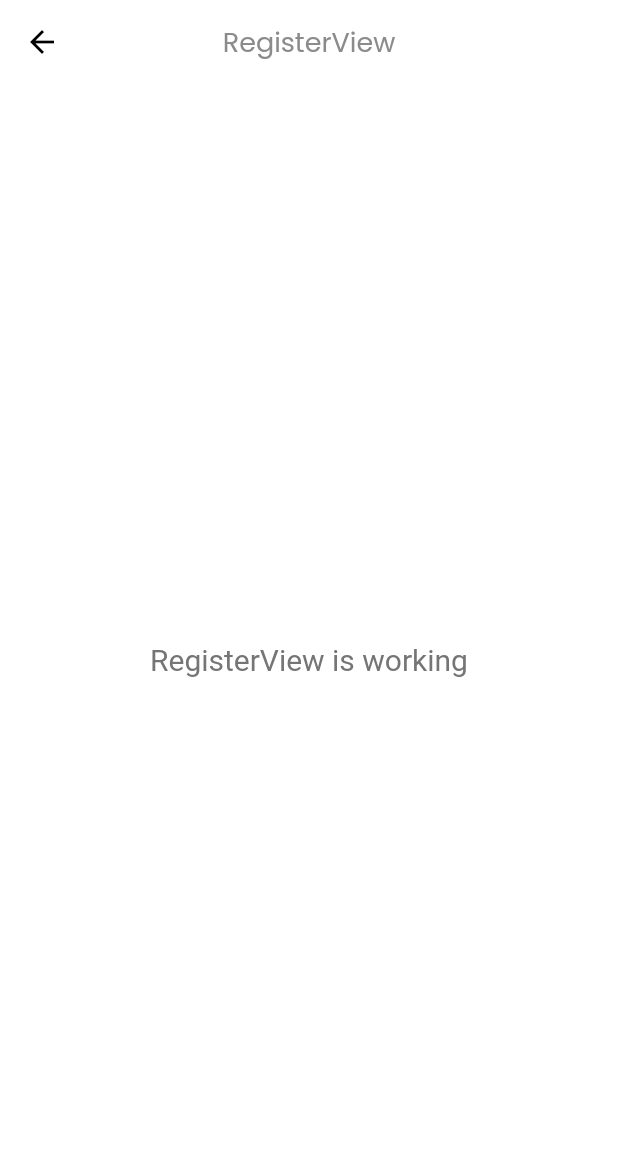
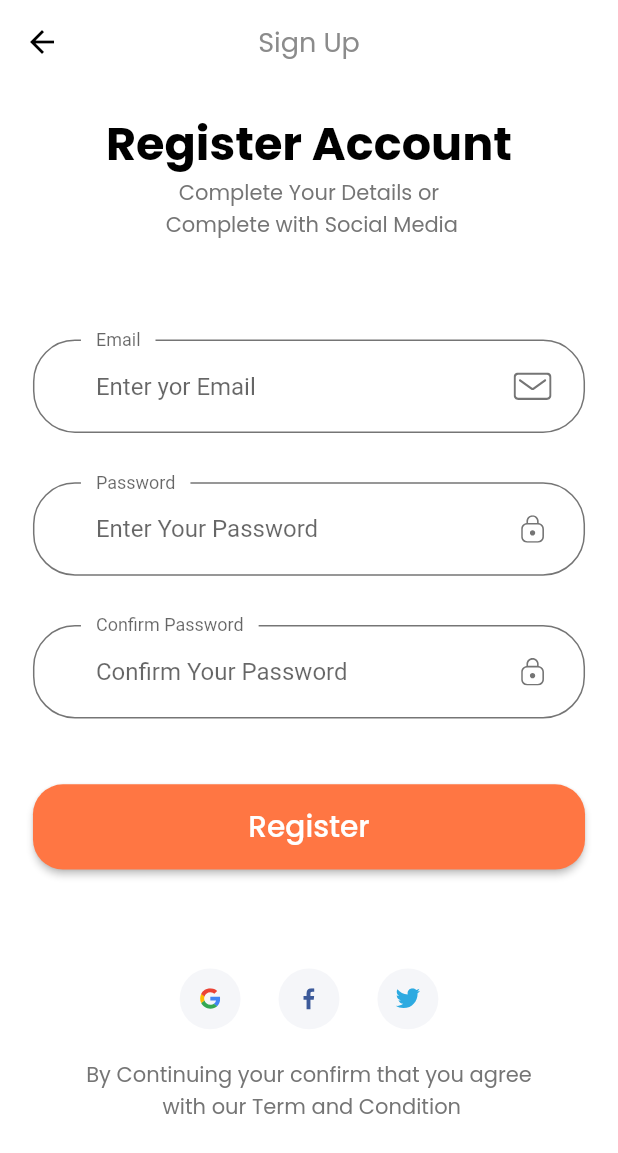
Before and after one commit to perymerdeka/marketplace, a Flutter app: the RegisterView screen opened by its route, on a phone screen of 412 x 824 dp. Shown: the top 1153 px of the screen. Run offline on Flutter 3.47's test engine with Material 2 defaults, Android fonts, the phone set to English and light mode, and no system bars; our stand-ins replace flutter_svg, get, google_fonts.

Commit message:
Done: Complete Register View

```diff
--- a/lib/app/modules/forgot_password/components/forms.dart
+++ b/lib/app/modules/forgot_password/components/forms.dart
@@ -26,6 +26,8 @@ class _ForgotPasswordFormState extends State<ForgotPasswordForm> {
       child: Column(
         children: [
           DefaultTextInputForm(
+            labelText: "Email",
+            hintText: "Enter Your Email to Recovery Your Password",
               onChanged: (value) {
                 if (value!.isNotEmpty && errors.contains(kEmailNullError)) {
                   setState(() {
--- /dev/null
+++ b/lib/app/modules/register/components/body.dart
@@ -0,0 +1,68 @@
+import 'package:flutter/material.dart';
+import 'package:google_fonts/google_fonts.dart';
+import 'package:marketplace/app/modules/login/components/social_card.dart';
+import 'package:marketplace/app/modules/register/components/forms.dart';
+import 'package:marketplace/themes/base.dart';
+import 'package:marketplace/themes/config.dart';
+
+class RegisterBody extends StatelessWidget {
+  const RegisterBody({super.key});
+
+  @override
+  Widget build(BuildContext context) {
+    return SizedBox(
+      width: double.infinity,
+      child: Padding(
+        padding:
+            EdgeInsets.symmetric(horizontal: getProportionateScreenWidth(20)),
+        child: SingleChildScrollView(
+          child: Column(
+            children: [
+              SizedBox(
+                height: SizeConfig.screenHeight * 0.02,
+              ),
+              Text("Register Account", style: headingStyle),
+              Text(
+                "Complete Your Details or \n Complete with Social Media ",
+                style: GoogleFonts.poppins(),
+                textAlign: TextAlign.center,
+              ),
+              SizedBox(
+                height: SizeConfig.screenHeight * 0.08,
+              ),
+              const SignUpForms(),
+              SizedBox(
+                height: SizeConfig.screenHeight * 0.08,
+              ),
+              Row(
+                mainAxisAlignment: MainAxisAlignment.center,
+                children: [
+                  SocialCard(
+                    assetsName: 'assets/icons/google-icon.svg',
+                    press: () {},
+                  ),
+                  SocialCard(
+                    assetsName: 'assets/icons/facebook-2.svg',
+                    press: () {},
+                  ),
+                  SocialCard(
+                    assetsName: 'assets/icons/twitter.svg',
+                    press: () {},
+                  ),
+                ],
+              ),
+              SizedBox(
+                height: getProportionateScreenHeight(20),
+              ),
+              Text(
+                "By Continuing your confirm that you agree \n with our Term and Condition",
+                style: GoogleFonts.poppins(),
+                textAlign: TextAlign.center,
+              )
+            ],
+          ),
+        ),
+      ),
+    );
+  }
+}
--- /dev/null
+++ b/lib/app/modules/register/components/forms.dart
@@ -0,0 +1,132 @@
+import 'package:flutter/material.dart';
+import 'package:marketplace/themes/base.dart';
+import 'package:marketplace/themes/components/button.dart';
+import 'package:marketplace/themes/components/errors.dart';
+import 'package:marketplace/themes/components/forms.dart';
+import 'package:marketplace/themes/config.dart';
+
+class SignUpForms extends StatefulWidget {
+  const SignUpForms({super.key});
+
+  @override
+  State<SignUpForms> createState() => _SignUpFormsState();
+}
+
+class _SignUpFormsState extends State<SignUpForms> {
+  final _formKey = GlobalKey<FormState>();
+  late String email;
+  late String password;
+  late String confirmPassword;
+
+  final List<String> errors = [];
+
+  @override
+  Widget build(BuildContext context) {
+    return Form(
+        key: _formKey,
+        child: Column(
+          children: [
+            DefaultTextInputForm(
+                labelText: "Email",
+                hintText: "Enter yor Email",
+                onChanged: (value) {
+                  if (value!.isNotEmpty && errors.contains(kEmailNullError)) {
+                    setState(() {
+                      errors.remove(kEmailNullError);
+                    });
+                  } else if (emailValidatorRegExp.hasMatch(value) &&
+                      errors.contains(kInvalidEmailError)) {
+                    setState(() {
+                      errors.remove(kInvalidEmailError);
+                    });
+                  }
+                },
+                onSaved: (newValue) => email = newValue!,
+                keyboardType: TextInputType.emailAddress,
+                svgIcon: "assets/icons/Mail.svg"),
+            SizedBox(
+              height: getProportionateScreenWidth(30),
+            ),
+            DefaultTextInputForm(
+                labelText: "Password",
+                hintText: "Enter Your Password",
+                obscureText: true,
+                onSaved: (newValue) => password = newValue!,
+                onChanged: (value) {
+                  if (value!.isEmpty && !errors.contains(kPassNullError)) {
+                    setState(() {
+                      errors.add(kPassNullError);
+                    });
+                  } else if (value.length < 8 &&
+                      errors.contains(kShortPassError)) {
+                    setState(() {
+                      errors.add(kShortPassError);
+                    });
+                  }
+                },
+                validator: (value) {
+                  if (value!.isEmpty && !errors.contains(kPassNullError)) {
+                    setState(() {
+                      errors.add(kPassNullError);
+                    });
+                  } else if (value.length < 8 &&
+                      errors.contains(kShortPassError)) {
+                    setState(() {
+                      errors.add(kShortPassError);
+                    });
+                  }
+                  return null;
+                },
+                keyboardType: TextInputType.text,
+                svgIcon: "assets/icons/Lock.svg"),
+            SizedBox(
+              height: getProportionateScreenWidth(30),
+            ),
+            DefaultTextInputForm(
+                labelText: "Confirm Password",
+                hintText: "Confirm Your Password",
+                obscureText: true,
+                onSaved: (newValue) => confirmPassword = newValue!,
+                onChanged: (value) {
+                  if (value!.isEmpty && !errors.contains(kPassNullError)) {
+                    setState(() {
+                      errors.add(kPassNullError);
+                    });
+                  } else if (value.length < 8 &&
+                      errors.contains(kShortPassError)) {
+                    setState(() {
+                      errors.add(kShortPassError);
+                    });
+                  }
+                },
+                validator: (value) {
+                  if (value!.isEmpty && !errors.contains(kPassNullError)) {
+                    setState(() {
+                      errors.add(kPassNullError);
+                    });
+                  } else if (password != confirmPassword &&
+                      errors.contains(kMatchPassError)) {
+                    setState(() {
+                      errors.add(kShortPassError);
+                    });
+                  }
+                  password = value;
+                  return null;
+                },
+                keyboardType: TextInputType.text,
+                svgIcon: "assets/icons/Lock.svg"),
+            FormsError(errors: errors),
+            SizedBox(
+              height: getProportionateScreenWidth(40),
+            ),
+            DefaultButton(
+                buttonText: "Register",
+                onPress: () {
+                  if (_formKey.currentState!.validate()) {
+                    // menuju halaman  Home
+                  }
+                })
+          ],
+        ));
+  }
+}
--- a/lib/app/modules/register/views/register_view.dart
+++ b/lib/app/modules/register/views/register_view.dart
@@ -1,6 +1,8 @@
 import 'package:flutter/material.dart';
 
 import 'package:get/get.dart';
+import 'package:google_fonts/google_fonts.dart';
+import 'package:marketplace/app/modules/register/components/body.dart';
 
 import '../controllers/register_controller.dart';
 
@@ -10,15 +12,10 @@ class RegisterView extends GetView<RegisterController> {
   Widget build(BuildContext context) {
     return Scaffold(
       appBar: AppBar(
-        title: const Text('RegisterView'),
+        title: Text('Sign Up', style: GoogleFonts.poppins(),),
         centerTitle: true,
       ),
-      body: const Center(
-        child: Text(
-          'RegisterView is working',
-          style: TextStyle(fontSize: 20),
-        ),
-      ),
+      body: const RegisterBody()
     );
   }
 }
--- a/lib/themes/base.dart
+++ b/lib/themes/base.dart
@@ -20,10 +20,8 @@ ThemeData baseTheme() {
       visualDensity: VisualDensity.adaptivePlatformDensity,
       textTheme: TextTheme(
           bodyLarge: TextStyle(color: kTextColor),
-          bodyMedium: TextStyle(color: kTextColor)
-        ),
-        inputDecorationTheme: inputDecorationTheme()
-      );
+          bodyMedium: TextStyle(color: kTextColor)),
+      inputDecorationTheme: inputDecorationTheme());
 }
 
 AppBarTheme appBarTheme() {
@@ -51,10 +49,10 @@ InputDecorationTheme inputDecorationTheme() {
       ));
 }
 
-
 class CustomSuffix extends StatelessWidget {
   const CustomSuffix({
-    super.key, required this.svgIcon,
+    super.key,
+    required this.svgIcon,
   });
 
   final String svgIcon;
@@ -73,7 +71,8 @@ class CustomSuffix extends StatelessWidget {
 }
 
 // Form Error
-final RegExp emailValidatorRegExp = RegExp(r"^[a-zA-Z0-9.]+@[a-zA-Z0-9]+\.[a-zA-Z]+");
+final RegExp emailValidatorRegExp =
+    RegExp(r"^[a-zA-Z0-9.]+@[a-zA-Z0-9]+\.[a-zA-Z]+");
 const String kEmailNullError = "Please Enter your email";
 const String kInvalidEmailError = "Please Enter Valid Email";
 const String kPassNullError = "Please Enter your password";
@@ -82,3 +81,8 @@ const String kMatchPassError = "Passwords don't match";
 const String kNamelNullError = "Please Enter your name";
 const String kPhoneNumberNullError = "Please Enter your phone number";
 const String kAddressNullError = "Please Enter your address";
+TextStyle headingStyle = GoogleFonts.poppins(
+    fontWeight: FontWeight.bold,
+    color: Colors.black,
+    fontSize: getProportionateScreenWidth(28),
+    height: 1.5);
```
